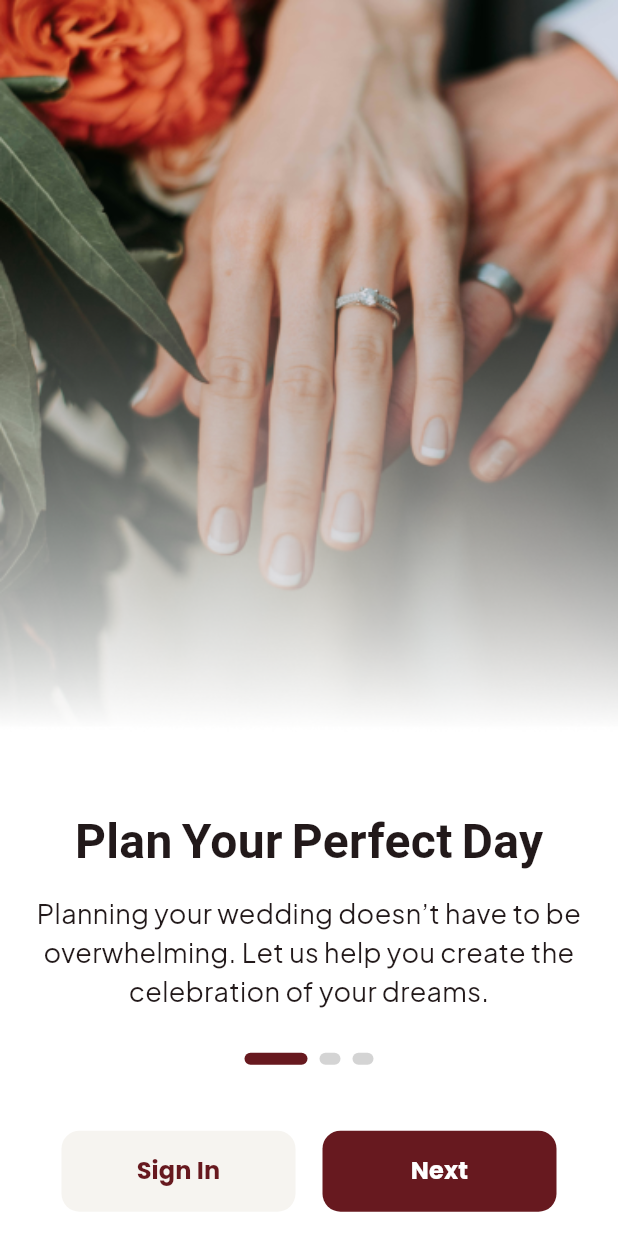
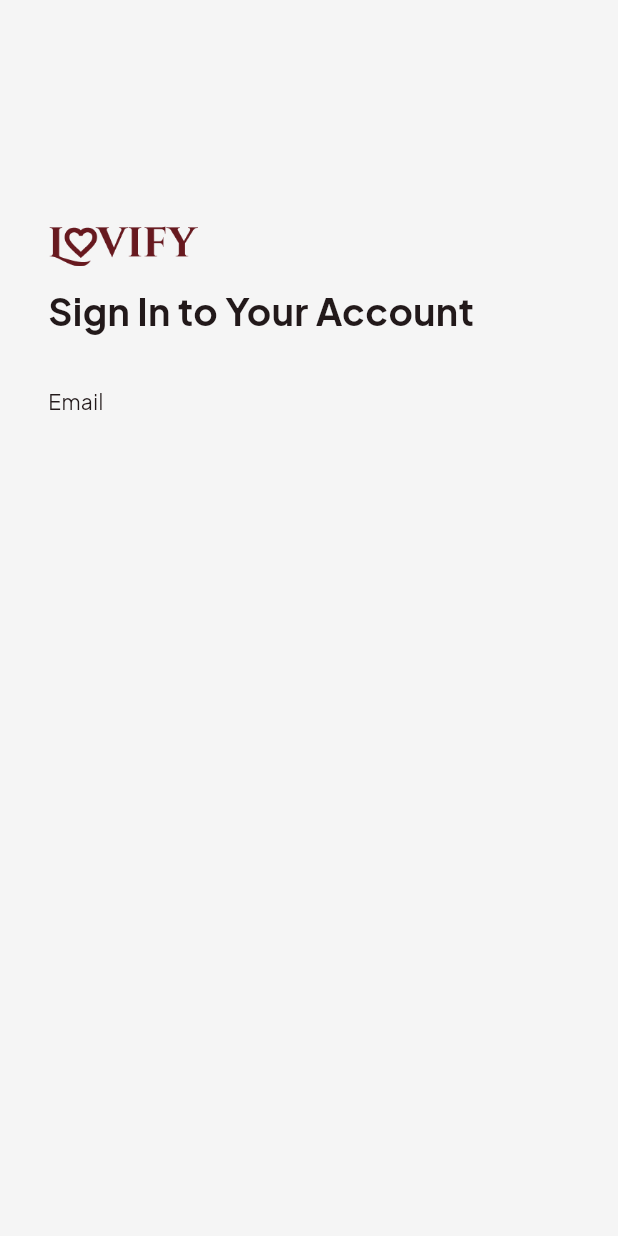
Before and after one commit to RPL-Produksi/lovify-project-android, a Flutter app: the screen it shows after launch, after a tap on "Sign In", on a phone screen of 412 x 824 dp. Run offline on Flutter 3.47's test engine with Material 3 defaults, Android fonts, the phone set to English and light mode, and no system bars; drawn by our look-alikes of carousel_slider, smooth_page_indicator; our stand-ins replace go_router, google_fonts; Roboto replaces fonts that are missing (Charm).

Commit message:
sampe login (belum beres)

```diff
--- a/lib/configs/app_route.dart
+++ b/lib/configs/app_route.dart
@@ -1,5 +1,6 @@
 import 'package:go_router/go_router.dart';
-import 'package:lovify_android/ui/pages/home_page.dart';
+import 'package:lovify_android/ui/pages/auth/login_page.dart';
+import 'package:lovify_android/ui/pages/onboard_page.dart';
 
 import '../ui/pages/launch_page.dart';
 
@@ -22,6 +23,11 @@ class AppRoute {
           path: '/onboard',
           name: 'onboard',
           builder: (context, state) => const OnBoardPage(),
-        )
+        ),
+        GoRoute(
+          path: '/login',
+          name: 'login',
+          builder: (context, state) => const LoginPage(),
+        ),
       ];
 }
--- /dev/null
+++ b/lib/ui/pages/auth/login_page.dart
@@ -0,0 +1,49 @@
+import 'package:flutter/material.dart';
+import 'package:google_fonts/google_fonts.dart';
+
+class LoginPage extends StatelessWidget {
+  const LoginPage({super.key});
+
+  @override
+  Widget build(BuildContext context) {
+    return Scaffold(
+        body: Padding(
+      padding: const EdgeInsets.symmetric(horizontal: 32),
+      child: Column(
+        crossAxisAlignment: CrossAxisAlignment.start,
+        children: [
+          SizedBox(
+            height: 150,
+          ),
+          Image.asset(
+            "assets/images/lovify-logo.png",
+            width: 100,
+          ),
+          SizedBox(
+            height: 12,
+          ),
+          Text(
+            "Sign In to Your Account",
+            style: GoogleFonts.plusJakartaSans(
+              textStyle: TextStyle(
+                fontSize: 25,
+                fontWeight: FontWeight.bold,
+              ),
+            ),
+          ),
+          SizedBox(
+            height: 32,
+          ),
+          Text(
+            "Email",
+            style: GoogleFonts.plusJakartaSans(
+              textStyle: TextStyle(
+                fontSize: 14,
+              ),
+            ),
+          )
+        ],
+      ),
+    ));
+  }
+}
--- a/lib/ui/pages/launch_page.dart
+++ b/lib/ui/pages/launch_page.dart
@@ -1,7 +1,7 @@
 import 'package:flutter/material.dart';
 import 'package:flutter/services.dart';
 import 'package:go_router/go_router.dart';
-import 'package:lovify_android/ui/pages/home_page.dart';
+
 
 class SplashScreen extends StatefulWidget {
   const SplashScreen({super.key});
@@ -41,6 +41,4 @@ class _SplashScreenState extends State<SplashScreen> with SingleTickerProviderSt
       ),
     );
   }
-
-
 }
--- a/lib/ui/pages/home_page.dart
+++ b/lib/ui/pages/onboard_page.dart
@@ -1,6 +1,9 @@
 import 'package:carousel_slider/carousel_slider.dart';
 import 'package:flutter/material.dart';
+import 'package:go_router/go_router.dart';
 import 'package:google_fonts/google_fonts.dart';
+import 'package:lovify_android/configs/app_colors.dart';
+import 'package:lovify_android/ui/widgets/primary_button.dart';
 import 'package:smooth_page_indicator/smooth_page_indicator.dart';
 
 class OnBoardPage extends StatefulWidget {
@@ -42,10 +45,15 @@ class _OnBoardPageState extends State<OnBoardPage> {
               items: [
                 Column(
                   children: [
-                    Text("Plan Your Perfect Day",
+                    Text(
+                      "Plan Your Perfect Day",
                       style: GoogleFonts.charm(
                         textStyle: TextStyle(
-                                fontSize: 32, fontWeight: FontWeight.bold))),
+                          fontSize: 32,
+                          fontWeight: FontWeight.bold,
+                        ),
+                      ),
+                    ),
                     SizedBox(
                       height: 12,
                     ),
@@ -53,16 +61,24 @@ class _OnBoardPageState extends State<OnBoardPage> {
                       "Planning your wedding doesn’t have to be overwhelming. Let us help you create the celebration of your dreams.",
                       textAlign: TextAlign.center,
                       style: GoogleFonts.plusJakartaSans(
-                          textStyle: TextStyle(fontSize: 18)),
+                        textStyle: TextStyle(
+                          fontSize: 18,
+                        ),
+                      ),
                     ),
                   ],
                 ),
                 Column(
                   children: [
-                    Text("Customize & Personalize",
+                    Text(
+                      "Customize & Personalize",
                       style: GoogleFonts.charm(
                         textStyle: TextStyle(
-                                fontSize: 32, fontWeight: FontWeight.bold))),
+                          fontSize: 32,
+                          fontWeight: FontWeight.bold,
+                        ),
+                      ),
+                    ),
                     SizedBox(
                       height: 12,
                     ),
@@ -70,16 +86,24 @@ class _OnBoardPageState extends State<OnBoardPage> {
                       "Your wedding, your way. Our platform allows you to customize every detail, from color themes to ceremony setups. ",
                       textAlign: TextAlign.center,
                       style: GoogleFonts.plusJakartaSans(
-                          textStyle: TextStyle(fontSize: 18)),
+                        textStyle: TextStyle(
+                          fontSize: 18,
+                        ),
+                      ),
                     ),
                   ],
                 ),
                 Column(
                   children: [
-                    Text("Get Started Today",
+                    Text(
+                      "Get Started Today",
                       style: GoogleFonts.charm(
                         textStyle: TextStyle(
-                                fontSize: 32, fontWeight: FontWeight.bold))),
+                          fontSize: 32,
+                          fontWeight: FontWeight.bold,
+                        ),
+                      ),
+                    ),
                     SizedBox(
                       height: 12,
                     ),
@@ -87,7 +111,10 @@ class _OnBoardPageState extends State<OnBoardPage> {
                       "Whether you're envisioning an intimate gathering or a grand celebration.",
                       textAlign: TextAlign.center,
                       style: GoogleFonts.plusJakartaSans(
-                          textStyle: TextStyle(fontSize: 18)),
+                        textStyle: TextStyle(
+                          fontSize: 18,
+                        ),
+                      ),
                     ),
                   ],
                 ),
@@ -120,7 +147,8 @@ class _OnBoardPageState extends State<OnBoardPage> {
                 dotWidth: 14.0,
                 spacing: 8.0,
                 dotColor: const Color.fromARGB(255, 212, 212, 212),
-                  activeDotColor: const Color(0xFF67191F)),
+                activeDotColor: const Color(0xFF67191F),
+              ),
             ),
           ),
           SizedBox(
@@ -130,24 +158,27 @@ class _OnBoardPageState extends State<OnBoardPage> {
             mainAxisAlignment: MainAxisAlignment.center,
             crossAxisAlignment: CrossAxisAlignment.center,
             children: [
-              MainButton(
+              PrimaryButton(
                 text: "Sign In",
-                onPressed: () {},
+                onPressed: () {
+                  context.push('/login');
+                },
               ),
               SizedBox(
                 width: 18,
               ),
-              MainButton(
+              PrimaryButton(
                 text: "Next",
                 onPressed: () {
                   if (_currentPage != 2) {
                     _carouselController.nextPage(
                         duration: Duration(milliseconds: 300),
-                      curve: Curves.linearToEaseOut
-                    );
+                        curve: Curves.linearToEaseOut);
+                  } else {
+                    context.push('/login');
                   }
                 },
-                backgroundColor: Color(0xFF67191F),
+                backgroundColor: AppColors.deepRed,
                 textColor: Colors.white,
               ),
             ],
@@ -157,52 +188,3 @@ class _OnBoardPageState extends State<OnBoardPage> {
     );
   }
 }
-
-class MainButton extends StatelessWidget {
-  final String text;
-  final VoidCallback onPressed;
-  final double width;
-  final double height;
-  final Color backgroundColor;
-  final Color textColor;
-  final double fontSize;
-
-  const MainButton({
-    Key? key,
-    required this.text,
-    required this.onPressed,
-    this.width = 132,
-    this.height = 38,
-    this.backgroundColor = const Color.fromARGB(255, 246, 244, 240),
-    this.textColor = const Color(0xFF67191F),
-    this.fontSize = 16,
-  }) : super(key: key);
-
-  @override
-  Widget build(BuildContext context) {
-    return TextButton(
-      style: TextButton.styleFrom(
-        backgroundColor: backgroundColor,
-        shape: RoundedRectangleBorder(
-          borderRadius: BorderRadius.circular(12),
-        ),
-      ),
-      onPressed: onPressed,
-      child: SizedBox(
-        width: width,
-        height: height,
-        child: Center(
-          child: Text(
-            text,
-            textAlign: TextAlign.center,
-            style: TextStyle(
-              color: textColor,
-              fontWeight: FontWeight.bold,
-              fontSize: fontSize,
-            ),
-          ),
-        ),
-      ),
-    );
-  }
-}
--- /dev/null
+++ b/lib/ui/widgets/primary_button.dart
@@ -0,0 +1,51 @@
+import 'package:flutter/material.dart';
+import 'package:lovify_android/configs/app_colors.dart';
+
+class PrimaryButton extends StatelessWidget {
+  final String text;
+  final VoidCallback onPressed;
+  final double width;
+  final double height;
+  final Color backgroundColor;
+  final Color textColor;
+  final double fontSize;
+
+  const PrimaryButton({
+    super.key,
+    required this.text,
+    required this.onPressed,
+    this.width = 132,
+    this.height = 38,
+    this.backgroundColor = const Color.fromARGB(255, 246, 244, 240),
+    this.textColor = AppColors.deepRed,
+    this.fontSize = 16,
+  });
+
+  @override
+  Widget build(BuildContext context) {
+    return TextButton(
+      style: TextButton.styleFrom(
+        backgroundColor: backgroundColor,
+        shape: RoundedRectangleBorder(
+          borderRadius: BorderRadius.circular(12),
+        ),
+      ),
+      onPressed: onPressed,
+      child: SizedBox(
+        width: width,
+        height: height,
+        child: Center(
+          child: Text(
+            text,
+            textAlign: TextAlign.center,
+            style: TextStyle(
+              color: textColor,
+              fontWeight: FontWeight.bold,
+              fontSize: fontSize,
+            ),
+          ),
+        ),
+      ),
+    );
+  }
+}
```
Lines whose indentation alone changed are shown as unchanged.
